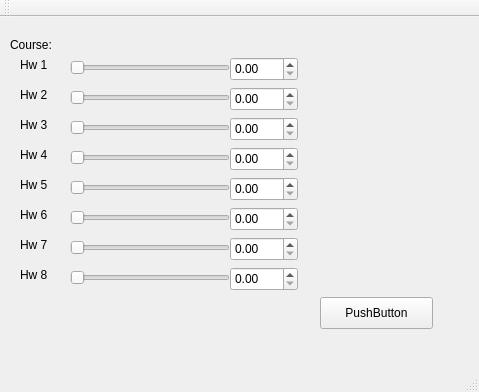
Before: the Qt Designer form grade_calc.ui in Susana56/hw2_test, drawn with Qt 5.
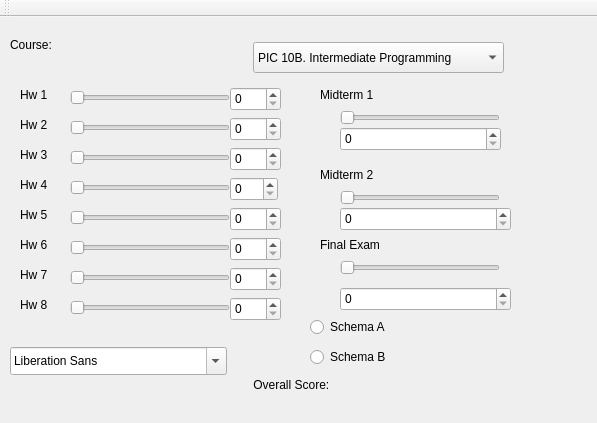
After: the same form once the commit is applied.

Commit message: Made updates to overall apearance

Patch:
```diff
--- a/grade_calc.ui
+++ b/grade_calc.ui
@@ -6,28 +6,15 @@
    <rect>
     <x>0</x>
     <y>0</y>
-    <width>479</width>
-    <height>392</height>
+    <width>597</width>
+    <height>423</height>
    </rect>
   </property>
   <property name="windowTitle">
    <string>grade_calc</string>
   </property>
   <widget class="QWidget" name="centralWidget">
-   <widget class="QPushButton" name="pushButton">
-    <property name="geometry">
-     <rect>
-      <x>320</x>
-      <y>280</y>
-      <width>113</width>
-      <height>32</height>
-     </rect>
-    </property>
-    <property name="text">
-     <string>PushButton</string>
-    </property>
-   </widget>
-   <widget class="QLabel" name="label">
+   <widget class="QLabel" name="label_course">
     <property name="geometry">
      <rect>
       <x>10</x>
@@ -44,7 +31,7 @@
     <property name="geometry">
      <rect>
       <x>20</x>
-      <y>40</y>
+      <y>70</y>
       <width>41</width>
       <height>16</height>
      </rect>
@@ -57,7 +44,7 @@
     <property name="geometry">
      <rect>
       <x>20</x>
-      <y>70</y>
+      <y>100</y>
       <width>41</width>
       <height>16</height>
      </rect>
@@ -70,7 +57,7 @@
     <property name="geometry">
      <rect>
       <x>20</x>
-      <y>100</y>
+      <y>130</y>
       <width>41</width>
       <height>16</height>
      </rect>
@@ -83,7 +70,7 @@
     <property name="geometry">
      <rect>
       <x>20</x>
-      <y>130</y>
+      <y>160</y>
       <width>41</width>
       <height>16</height>
      </rect>
@@ -96,7 +83,7 @@
     <property name="geometry">
      <rect>
       <x>20</x>
-      <y>160</y>
+      <y>190</y>
       <width>41</width>
       <height>16</height>
      </rect>
@@ -109,7 +96,7 @@
     <property name="geometry">
      <rect>
       <x>20</x>
-      <y>190</y>
+      <y>220</y>
       <width>41</width>
       <height>16</height>
      </rect>
@@ -122,7 +109,7 @@
     <property name="geometry">
      <rect>
       <x>20</x>
-      <y>220</y>
+      <y>250</y>
       <width>41</width>
       <height>16</height>
      </rect>
@@ -135,7 +122,7 @@
     <property name="geometry">
      <rect>
       <x>20</x>
-      <y>250</y>
+      <y>280</y>
       <width>41</width>
       <height>16</height>
      </rect>
@@ -148,11 +135,14 @@
     <property name="geometry">
      <rect>
       <x>70</x>
-      <y>40</y>
+      <y>70</y>
       <width>160</width>
       <height>22</height>
      </rect>
     </property>
+    <property name="maximum">
+     <number>100</number>
+    </property>
     <property name="orientation">
      <enum>Qt::Horizontal</enum>
     </property>
@@ -161,11 +151,14 @@
     <property name="geometry">
      <rect>
       <x>70</x>
-      <y>70</y>
+      <y>100</y>
       <width>160</width>
       <height>22</height>
      </rect>
     </property>
+    <property name="maximum">
+     <number>100</number>
+    </property>
     <property name="orientation">
      <enum>Qt::Horizontal</enum>
     </property>
@@ -174,11 +167,14 @@
     <property name="geometry">
      <rect>
       <x>70</x>
-      <y>100</y>
+      <y>130</y>
       <width>160</width>
       <height>22</height>
      </rect>
     </property>
+    <property name="maximum">
+     <number>100</number>
+    </property>
     <property name="orientation">
      <enum>Qt::Horizontal</enum>
     </property>
@@ -187,11 +183,20 @@
     <property name="geometry">
      <rect>
       <x>70</x>
-      <y>130</y>
+      <y>190</y>
       <width>160</width>
       <height>22</height>
      </rect>
     </property>
+    <property name="maximum">
+     <number>100</number>
+    </property>
+    <property name="singleStep">
+     <number>1</number>
+    </property>
+    <property name="value">
+     <number>0</number>
+    </property>
     <property name="orientation">
      <enum>Qt::Horizontal</enum>
     </property>
@@ -200,11 +205,14 @@
     <property name="geometry">
      <rect>
       <x>70</x>
-      <y>160</y>
+      <y>220</y>
       <width>160</width>
       <height>22</height>
      </rect>
     </property>
+    <property name="maximum">
+     <number>100</number>
+    </property>
     <property name="orientation">
      <enum>Qt::Horizontal</enum>
     </property>
@@ -213,11 +221,14 @@
     <property name="geometry">
      <rect>
       <x>70</x>
-      <y>190</y>
+      <y>250</y>
       <width>160</width>
       <height>22</height>
      </rect>
     </property>
+    <property name="maximum">
+     <number>100</number>
+    </property>
     <property name="orientation">
      <enum>Qt::Horizontal</enum>
     </property>
@@ -226,105 +237,330 @@
     <property name="geometry">
      <rect>
       <x>70</x>
-      <y>220</y>
+      <y>280</y>
       <width>160</width>
       <height>22</height>
      </rect>
     </property>
+    <property name="maximum">
+     <number>100</number>
+    </property>
     <property name="orientation">
      <enum>Qt::Horizontal</enum>
     </property>
    </widget>
-   <widget class="QSlider" name="horizontalSlider_8">
+   <widget class="QSpinBox" name="spinBox_hw1">
     <property name="geometry">
      <rect>
-      <x>70</x>
-      <y>250</y>
-      <width>160</width>
-      <height>22</height>
+      <x>230</x>
+      <y>70</y>
+      <width>51</width>
+      <height>24</height>
      </rect>
     </property>
-    <property name="orientation">
-     <enum>Qt::Horizontal</enum>
+    <property name="maximum">
+     <number>100</number>
     </property>
    </widget>
-   <widget class="QDoubleSpinBox" name="doubleSpinBox">
+   <widget class="QSpinBox" name="spinBox_hw2">
     <property name="geometry">
      <rect>
       <x>230</x>
-      <y>40</y>
-      <width>68</width>
+      <y>100</y>
+      <width>51</width>
       <height>24</height>
      </rect>
     </property>
+    <property name="maximum">
+     <number>100</number>
+    </property>
    </widget>
-   <widget class="QDoubleSpinBox" name="doubleSpinBox_2">
+   <widget class="QSpinBox" name="spinBox_hw3">
     <property name="geometry">
      <rect>
       <x>230</x>
-      <y>70</y>
-      <width>68</width>
+      <y>130</y>
+      <width>51</width>
       <height>24</height>
      </rect>
     </property>
+    <property name="maximum">
+     <number>100</number>
+    </property>
    </widget>
-   <widget class="QDoubleSpinBox" name="doubleSpinBox_3">
+   <widget class="QSpinBox" name="spinBox_hw5">
     <property name="geometry">
      <rect>
       <x>230</x>
-      <y>100</y>
-      <width>68</width>
+      <y>190</y>
+      <width>51</width>
       <height>24</height>
      </rect>
     </property>
+    <property name="maximum">
+     <number>100</number>
+    </property>
    </widget>
-   <widget class="QDoubleSpinBox" name="doubleSpinBox_4">
+   <widget class="QSpinBox" name="spinBox_hw6">
     <property name="geometry">
      <rect>
       <x>230</x>
-      <y>130</y>
-      <width>68</width>
+      <y>220</y>
+      <width>51</width>
       <height>24</height>
      </rect>
     </property>
+    <property name="maximum">
+     <number>100</number>
+    </property>
    </widget>
-   <widget class="QDoubleSpinBox" name="doubleSpinBox_5">
+   <widget class="QSpinBox" name="spinBox_hw8">
     <property name="geometry">
      <rect>
       <x>230</x>
-      <y>160</y>
-      <width>68</width>
+      <y>280</y>
+      <width>51</width>
       <height>24</height>
      </rect>
     </property>
+    <property name="maximum">
+     <number>100</number>
+    </property>
    </widget>
-   <widget class="QDoubleSpinBox" name="doubleSpinBox_6">
+   <widget class="QLabel" name="label_Mt1">
     <property name="geometry">
      <rect>
+      <x>320</x>
+      <y>70</y>
+      <width>60</width>
+      <height>16</height>
+     </rect>
+    </property>
+    <property name="text">
+     <string>Midterm 1</string>
+    </property>
+   </widget>
+   <widget class="QLabel" name="label_Mt2">
+    <property name="geometry">
+     <rect>
+      <x>320</x>
+      <y>150</y>
+      <width>71</width>
+      <height>16</height>
+     </rect>
+    </property>
+    <property name="text">
+     <string>Midterm 2</string>
+    </property>
+   </widget>
+   <widget class="QLabel" name="label_Final">
+    <property name="geometry">
+     <rect>
+      <x>320</x>
+      <y>220</y>
+      <width>81</width>
+      <height>16</height>
+     </rect>
+    </property>
+    <property name="text">
+     <string>Final Exam</string>
+    </property>
+   </widget>
+   <widget class="QRadioButton" name="radioButton_A">
+    <property name="geometry">
+     <rect>
+      <x>310</x>
+      <y>300</y>
+      <width>100</width>
+      <height>20</height>
+     </rect>
+    </property>
+    <property name="text">
+     <string>Schema A</string>
+    </property>
+   </widget>
+   <widget class="QRadioButton" name="radioButton_B">
+    <property name="geometry">
+     <rect>
+      <x>310</x>
+      <y>330</y>
+      <width>100</width>
+      <height>20</height>
+     </rect>
+    </property>
+    <property name="text">
+     <string>Schema B</string>
+    </property>
+   </widget>
+   <widget class="QLabel" name="label_Overall">
+    <property name="geometry">
+     <rect>
+      <x>250</x>
+      <y>360</y>
+      <width>111</width>
+      <height>16</height>
+     </rect>
+    </property>
+    <property name="text">
+     <string> Overall Score:</string>
+    </property>
+   </widget>
+   <widget class="QSpinBox" name="spinBox_hw7">
+    <property name="geometry">
+     <rect>
       <x>230</x>
+      <y>250</y>
+      <width>51</width>
+      <height>24</height>
+     </rect>
+    </property>
+    <property name="maximum">
+     <number>100</number>
+    </property>
+   </widget>
+   <widget class="QSlider" name="horizontalSlider_Mt1">
+    <property name="geometry">
+     <rect>
+      <x>340</x>
+      <y>90</y>
+      <width>160</width>
+      <height>22</height>
+     </rect>
+    </property>
+    <property name="maximum">
+     <number>100</number>
+    </property>
+    <property name="orientation">
+     <enum>Qt::Horizontal</enum>
+    </property>
+   </widget>
+   <widget class="QSlider" name="horizontalSlider_Mt2">
+    <property name="geometry">
+     <rect>
+      <x>340</x>
+      <y>170</y>
+      <width>160</width>
+      <height>22</height>
+     </rect>
+    </property>
+    <property name="maximum">
+     <number>100</number>
+    </property>
+    <property name="orientation">
+     <enum>Qt::Horizontal</enum>
+    </property>
+   </widget>
+   <widget class="QSlider" name="horizontalSlider_Final">
+    <property name="geometry">
+     <rect>
+      <x>340</x>
+      <y>240</y>
+      <width>160</width>
+      <height>22</height>
+     </rect>
+    </property>
+    <property name="maximum">
+     <number>100</number>
+    </property>
+    <property name="orientation">
+     <enum>Qt::Horizontal</enum>
+    </property>
+   </widget>
+   <widget class="QSpinBox" name="spinBox_Mt1">
+    <property name="geometry">
+     <rect>
+      <x>340</x>
+      <y>110</y>
+      <width>161</width>
+      <height>24</height>
+     </rect>
+    </property>
+    <property name="maximum">
+     <number>100</number>
+    </property>
+   </widget>
+   <widget class="QSpinBox" name="spinBox_Mt2">
+    <property name="geometry">
+     <rect>
+      <x>340</x>
       <y>190</y>
-      <width>68</width>
+      <width>171</width>
       <height>24</height>
      </rect>
     </property>
+    <property name="maximum">
+     <number>100</number>
+    </property>
    </widget>
-   <widget class="QDoubleSpinBox" name="doubleSpinBox_7">
+   <widget class="QSpinBox" name="spinBox_Final">
     <property name="geometry">
      <rect>
-      <x>230</x>
-      <y>220</y>
-      <width>68</width>
+      <x>340</x>
+      <y>270</y>
+      <width>171</width>
       <height>24</height>
      </rect>
     </property>
+    <property name="maximum">
+     <number>100</number>
+    </property>
    </widget>
-   <widget class="QDoubleSpinBox" name="doubleSpinBox_8">
+   <widget class="QSlider" name="horizontalSlider_hw4">
     <property name="geometry">
      <rect>
+      <x>70</x>
+      <y>160</y>
+      <width>160</width>
+      <height>22</height>
+     </rect>
+    </property>
+    <property name="maximum">
+     <number>100</number>
+    </property>
+    <property name="orientation">
+     <enum>Qt::Horizontal</enum>
+    </property>
+   </widget>
+   <widget class="QSpinBox" name="spinBox_hw4">
+    <property name="geometry">
+     <rect>
       <x>230</x>
-      <y>250</y>
-      <width>68</width>
+      <y>160</y>
+      <width>48</width>
       <height>24</height>
+     </rect>
+    </property>
+    <property name="maximum">
+     <number>100</number>
+    </property>
+   </widget>
+   <widget class="QComboBox" name="comboBox">
+    <property name="geometry">
+     <rect>
+      <x>253</x>
+      <y>25</y>
+      <width>251</width>
+      <height>31</height>
+     </rect>
+    </property>
+    <item>
+     <property name="text">
+      <string>PIC 10B. Intermediate Programming</string>
+     </property>
+    </item>
+    <item>
+     <property name="text">
+      <string>PIC 10C. Advanced Programming</string>
+     </property>
+    </item>
+   </widget>
+   <widget class="QFontComboBox" name="fontComboBox">
+    <property name="geometry">
+     <rect>
+      <x>10</x>
+      <y>330</y>
+      <width>217</width>
+      <height>28</height>
      </rect>
     </property>
    </widget>
@@ -347,7 +583,6 @@
     <bool>false</bool>
    </attribute>
   </widget>
-  <widget class="QStatusBar" name="statusBar"/>
  </widget>
  <layoutdefault spacing="6" margin="11"/>
  <resources/>
```
Left out of the diff: 387 changed lines with no effect on the pictures. The commit also changes 1 other file.
